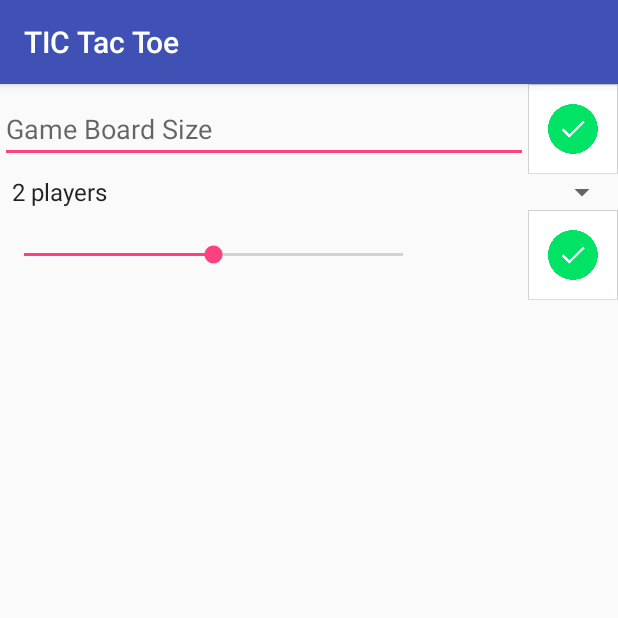
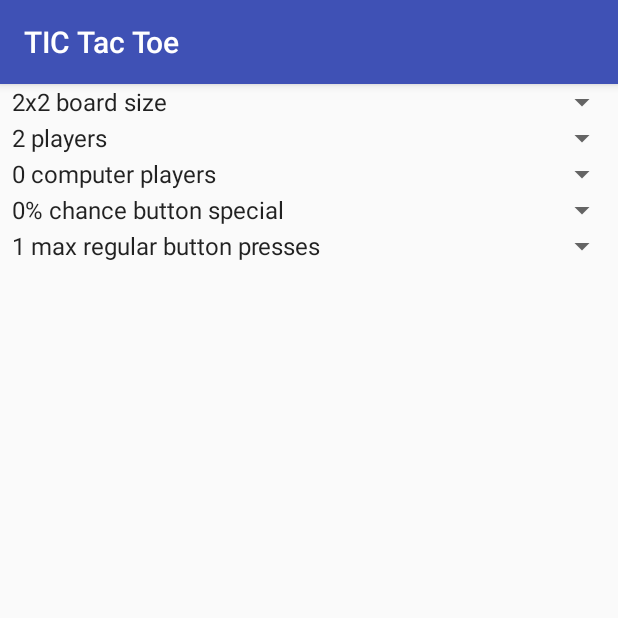
Before and after one commit to binyamin5555/SuperTicTacToe, an Android app: the SettingsActivity screen opened directly, with no data from a screen before it, on a phone screen of 412 x 824 dp, the top half of it. Run offline under Robolectric (Android 15) with nearby library versions, the phone set to English and light mode, and no system bars.

Commit message:
Moved game variables to cache saving

```diff
--- a/TICTacToe/app/src/main/java/com/example/madmon/tictactoe/GameSettings.java
+++ b/TICTacToe/app/src/main/java/com/example/madmon/tictactoe/GameSettings.java
@@ -10,18 +10,59 @@ import android.preference.PreferenceManager;
 
 public class GameSettings {
 
+    //save names
+    public static final String SHARED_PREFS_BOARD_SIZE = "SHARED_PREFS_BOARD_SIZE";
     public static final String SHARED_PREFS_PLAYERS_NUM_SELECTED = "SHARED_PREFS_PLAYERS_NUM_SELECTED";
+    public static final String SHARED_PREFS_COMP_PLAYERS_NUM = "SHARED_PREFS_COMP_PLAYERS_NUM";
+    public static final String SHARED_PREFS_MAGIC_BUTTON_CHANCE = "SHARED_PREFS_MAGIC_BUTTON_CHANCE";
+    public static final String SHARED_PREFS_MAGIC_BUTTON_PRESS_LIMIT = "SHARED_PREFS_MAGIC_BUTTON_PRESS_LIMIT";
 
 
 
-    public static final int DEFAULT_FAME_DIM = 3;
+    //defaults
+    public static final int DEFAULT_GAME_DIM = 3;
     public static final int DEFAULT_PERSISTANT_PERCENTAGE = 50;
+
     public static final int MIN_NUMBER_OF_PLAYERS = 2;
 
-    public static int gameDim = DEFAULT_FAME_DIM;
-    public static int persistantTileAppearancePercentage = DEFAULT_PERSISTANT_PERCENTAGE;
+    public static final int MIN_BOARD_SIZE = 2;
+    public static final int MAX_GAME_SIZE = 6;
+
+    public static final int MIN_COMP_PLAYERS = 0;
+
+    public static final int MIN_MAGIC_BUTTON_CHANCE = 0;
+    public static final int MAX_MAGIC_BUTTON_CHANCE = 100;
+    public static final int INTERVAL_MAGIC_BUTTON_CHANCE = 10;
+
+
+    public static final int MIN_MAGIC_BUTTON_PRESS_LIMIT = 1;
+    public static final int MAX_MAGIC_BUTTON_PRESS_LIMIT = 10;
+
 
     public static SharedPreferences getSharedPreferences(Context context){
         return PreferenceManager.getDefaultSharedPreferences(context.getApplicationContext());
     }
+
+    public static int getBoardSize(Context context) {
+        SharedPreferences sharedPreferences = getSharedPreferences(context);
+        return sharedPreferences.getInt(GameSettings.SHARED_PREFS_BOARD_SIZE , GameSettings.MIN_BOARD_SIZE);
+    }
+    public static int getNumOfPlayer(Context context) {
+        SharedPreferences sharedPreferences = getSharedPreferences(context);
+        return sharedPreferences.getInt(GameSettings.SHARED_PREFS_PLAYERS_NUM_SELECTED , GameSettings.DEFAULT_GAME_DIM);
+    }
+    public static int getNumOfCompPlayers(Context context) {
+        SharedPreferences sharedPreferences = getSharedPreferences(context);
+        return sharedPreferences.getInt(GameSettings.SHARED_PREFS_COMP_PLAYERS_NUM , GameSettings.MIN_COMP_PLAYERS);
+    }
+    public static int getChanceForMagic(Context context) {
+        SharedPreferences sharedPreferences = getSharedPreferences(context);
+        return sharedPreferences.getInt(GameSettings.SHARED_PREFS_MAGIC_BUTTON_CHANCE , GameSettings.MIN_MAGIC_BUTTON_CHANCE);
+    }
+    public static int getMagicPressLimit(Context context) {
+        SharedPreferences sharedPreferences = getSharedPreferences(context);
+        return sharedPreferences.getInt(GameSettings.SHARED_PREFS_MAGIC_BUTTON_PRESS_LIMIT , GameSettings.MIN_MAGIC_BUTTON_PRESS_LIMIT);
+    }
+
+
 }
--- a/TICTacToe/app/src/main/java/com/example/madmon/tictactoe/PlayerTurn.java
+++ b/TICTacToe/app/src/main/java/com/example/madmon/tictactoe/PlayerTurn.java
@@ -6,8 +6,6 @@ import android.content.SharedPreferences;
 import android.graphics.Color;
 import android.graphics.PorterDuff;
 import android.graphics.drawable.Drawable;
-
-import static com.example.madmon.tictactoe.GameSettings.SHARED_PREFS_PLAYERS_NUM_SELECTED;
 
 /**
  * Created by madmon on 28/05/2017.
--- a/TICTacToe/app/src/main/java/com/example/madmon/tictactoe/PlayerVisualView.java
+++ b/TICTacToe/app/src/main/java/com/example/madmon/tictactoe/PlayerVisualView.java
@@ -18,7 +18,7 @@ import java.util.LinkedList;
 
 public class PlayerVisualView extends LinearLayout {
 
-    private static final int RESCALED_BITMAP_SIZE = 100;
+    private static final int RESCALED_BITMAP_SIZE = 200;
 
     public static LinkedList<PlayerVisualView> allMadeViews = new LinkedList<>();
     public PlayerTurn ownTurn;
--- a/TICTacToe/app/src/main/java/com/example/madmon/tictactoe/SettingsActivity.java
+++ b/TICTacToe/app/src/main/java/com/example/madmon/tictactoe/SettingsActivity.java
@@ -1,8 +1,6 @@
 package com.example.madmon.tictactoe;
 
-import android.content.Context;
 import android.content.SharedPreferences;
-import android.preference.PreferenceManager;
 import android.support.v7.app.AppCompatActivity;
 import android.os.Bundle;
 import android.util.Log;
@@ -18,69 +16,105 @@ import android.widget.Toast;
 import java.util.LinkedList;
 import java.util.List;
 
-import static com.example.madmon.tictactoe.GameSettings.SHARED_PREFS_PLAYERS_NUM_SELECTED;
 
 public class SettingsActivity extends AppCompatActivity implements AdapterView.OnItemSelectedListener {
 
-    MagicRandomalitySettings magicRandomalitySettings;
+    Spinner boardSizeSpinner;
     Spinner numOfPlayersSpinner;
+    Spinner computerPlayersSpinner;
+    Spinner magicButtonChanceSpinner;
+    Spinner maxPressLimitSpinner;
 
     @Override
     protected void onCreate(Bundle savedInstanceState) {
         super.onCreate(savedInstanceState);
         setContentView(R.layout.activity_settings);
 
-        SeekBar sb = (SeekBar)findViewById(R.id.magicRandomalitySeek);
-        TextView tv = (TextView) findViewById(R.id.randomalityDisplayText);
-        magicRandomalitySettings = new MagicRandomalitySettings(sb , tv);
-        numOfPlayersSpinner = (Spinner) findViewById(R.id.spinnerPlayers);
+        boardSizeSpinner = (Spinner) findViewById(R.id.spinnerBoardSize);
+        numOfPlayersSpinner = (Spinner) findViewById(R.id.spinnerAllPlayers);
+        computerPlayersSpinner = (Spinner) findViewById(R.id.spinnerComputerPlayers);
+        magicButtonChanceSpinner = (Spinner) findViewById(R.id.spinnerSpecialButtons);
+        maxPressLimitSpinner = (Spinner) findViewById(R.id.spinnerPressLimit);
 
-        List<String> list = new LinkedList<>();
-        for(int i = 1 ; i < PlayerTurn.values().length ; i++) { //2 players and above
-            list.add("" + (i+1) + " players");
-        }
-        ArrayAdapter<String> dataAdapter = new ArrayAdapter<String>(this, android.R.layout.simple_spinner_item, list);
-        dataAdapter.setDropDownViewResource(android.R.layout.simple_spinner_dropdown_item);
-        numOfPlayersSpinner.setAdapter(dataAdapter);
-        numOfPlayersSpinner.setOnItemSelectedListener(this);
+        setBoardSize();
+        setNumOfPlayers();
+        setComputerPlayers();
+        setMagicButtonChance();
+        setMaxPressLimit();
 
 
 
 //        SharedPreferences sharedPref = getPreferences(Context.MODE_PRIVATE);
         SharedPreferences sharedPref = GameSettings.getSharedPreferences(this);
 
-        if(sharedPref.contains(SHARED_PREFS_PLAYERS_NUM_SELECTED)) {
-            int indexOfItem = sharedPref.getInt(SHARED_PREFS_PLAYERS_NUM_SELECTED , 0) - GameSettings.MIN_NUMBER_OF_PLAYERS;
+        if(sharedPref.contains(GameSettings.SHARED_PREFS_BOARD_SIZE)) {
+            int indexOfItem = sharedPref.getInt(GameSettings.SHARED_PREFS_BOARD_SIZE , 0) - GameSettings.MIN_BOARD_SIZE;
+            boardSizeSpinner.setSelection(indexOfItem);
+        }
+        if(sharedPref.contains(GameSettings.SHARED_PREFS_PLAYERS_NUM_SELECTED)) {
+            int indexOfItem = sharedPref.getInt(GameSettings.SHARED_PREFS_PLAYERS_NUM_SELECTED , 0) - GameSettings.MIN_NUMBER_OF_PLAYERS;
             numOfPlayersSpinner.setSelection(indexOfItem);
+        }
+        if(sharedPref.contains(GameSettings.SHARED_PREFS_COMP_PLAYERS_NUM)) {
+            int indexOfItem = sharedPref.getInt(GameSettings.SHARED_PREFS_COMP_PLAYERS_NUM , 0) - GameSettings.MIN_COMP_PLAYERS;
+            computerPlayersSpinner.setSelection(indexOfItem);
+        }
+        if(sharedPref.contains(GameSettings.SHARED_PREFS_MAGIC_BUTTON_CHANCE)) {
+            int indexOfItem = (sharedPref.getInt(GameSettings.SHARED_PREFS_MAGIC_BUTTON_CHANCE , 0) - GameSettings.MIN_MAGIC_BUTTON_CHANCE) / GameSettings.INTERVAL_MAGIC_BUTTON_CHANCE;
+            magicButtonChanceSpinner.setSelection(indexOfItem);
+        }
+        if(sharedPref.contains(GameSettings.SHARED_PREFS_MAGIC_BUTTON_PRESS_LIMIT)) {
+            int indexOfItem = sharedPref.getInt(GameSettings.SHARED_PREFS_MAGIC_BUTTON_PRESS_LIMIT , 0) - GameSettings.MIN_MAGIC_BUTTON_PRESS_LIMIT;
+            maxPressLimitSpinner.setSelection(indexOfItem);
         }
 
     }
 
-    public void confirmSetting(View v){
-        switch(v.getId()) {
-            case R.id.bordSizeConfirm:
-                EditText et = (EditText)findViewById(R.id.gameSizeEditText);
-                String infoToUpdate  = et.getText().toString();
-                int val = GameSettings.DEFAULT_FAME_DIM;    //if illegal value, put default
+    private void setBoardSize() {
+        List<String> list = new LinkedList<>();
+        for(int i = GameSettings.MIN_BOARD_SIZE; i <= GameSettings.MAX_GAME_SIZE ; i++) {
+            list.add("" + i + "x" + i + " board size");
+        }
+        placeListInSpinner(list , boardSizeSpinner);
 
-                if(infoToUpdate != null && infoToUpdate != "" && val != 0)
-                    val = Integer.valueOf(infoToUpdate);
+    }
+    private void setNumOfPlayers() {
+        List<String> list = new LinkedList<>();
+        for(int i = 1 ; i < PlayerTurn.values().length ; i++) { //2 players and above
+            list.add("" + (i+1) + " players");
+        }
+        placeListInSpinner(list , numOfPlayersSpinner);
+    }
+    private void setComputerPlayers() {
+        List<String> list = new LinkedList<>();
+        int currentNumOfPlayers = GameSettings.getNumOfPlayer(this);
+        for(int i = GameSettings.MIN_COMP_PLAYERS ; i <= currentNumOfPlayers ; i++) {
+            list.add("" + i + " computer players");
+        }
+        placeListInSpinner(list , computerPlayersSpinner);
 
-                GameSettings.gameDim = val;
-                et.setText("");
-
-                break;
-            case R.id.persistanceConfirm:
-                GameSettings.persistantTileAppearancePercentage = magicRandomalitySettings.getPersistance();
-                break;
+    }
+    private void setMagicButtonChance() {
+        List<String> list = new LinkedList<>();
+        for(int i = GameSettings.MIN_MAGIC_BUTTON_CHANCE ; i <= GameSettings.MAX_MAGIC_BUTTON_CHANCE ; i += GameSettings.INTERVAL_MAGIC_BUTTON_CHANCE) {
+            list.add("" + i + "% chance button special");
+        }
+        placeListInSpinner(list , magicButtonChanceSpinner);
+    }
+    private void setMaxPressLimit() {
+        List<String> list = new LinkedList<>();
+        for(int i = GameSettings.MIN_MAGIC_BUTTON_PRESS_LIMIT ; i <= GameSettings.MAX_MAGIC_BUTTON_PRESS_LIMIT ; i++) {
+            list.add("" + i + " max regular button presses");
+        }
+        placeListInSpinner(list , maxPressLimitSpinner);
+    }
 
 
-            default:
-                Log.e("switch problem" , "should not have reached deafualt");
-        }
-
-
-        Toast.makeText(this , "updated information" , Toast.LENGTH_SHORT).show();
+    private void placeListInSpinner(List list , Spinner spinner) {
+        ArrayAdapter<String> dataAdapter = new ArrayAdapter<String>(this, android.R.layout.simple_spinner_item, list);
+        dataAdapter.setDropDownViewResource(android.R.layout.simple_spinner_dropdown_item);
+        spinner.setAdapter(dataAdapter);
+        spinner.setOnItemSelectedListener(this);
     }
 
 
@@ -90,8 +124,20 @@ public class SettingsActivity extends AppCompatActivity implements AdapterView.O
         SharedPreferences sharedPref = GameSettings.getSharedPreferences(this);
         SharedPreferences.Editor editor = sharedPref.edit();
 
+        if(parent.equals(boardSizeSpinner)) {
+            editor.putInt(GameSettings.SHARED_PREFS_BOARD_SIZE , position + GameSettings.MIN_BOARD_SIZE);
+        }
         if(parent.equals(numOfPlayersSpinner)) {
             editor.putInt(GameSettings.SHARED_PREFS_PLAYERS_NUM_SELECTED , position + GameSettings.MIN_NUMBER_OF_PLAYERS);
+        }
+        if(parent.equals(computerPlayersSpinner)) {
+            editor.putInt(GameSettings.SHARED_PREFS_COMP_PLAYERS_NUM , position + GameSettings.MIN_COMP_PLAYERS);
+        }
+        if(parent.equals(magicButtonChanceSpinner)) {
+            editor.putInt(GameSettings.SHARED_PREFS_MAGIC_BUTTON_CHANCE , (position + GameSettings.MIN_MAGIC_BUTTON_CHANCE) * GameSettings.INTERVAL_MAGIC_BUTTON_CHANCE);
+        }
+        if(parent.equals(maxPressLimitSpinner)) {
+            editor.putInt(GameSettings.SHARED_PREFS_MAGIC_BUTTON_PRESS_LIMIT , position + GameSettings.MIN_MAGIC_BUTTON_PRESS_LIMIT);
         }
 
         editor.commit();
--- a/TICTacToe/app/src/main/java/com/example/madmon/tictactoe/SinglePlayerActivity.java
+++ b/TICTacToe/app/src/main/java/com/example/madmon/tictactoe/SinglePlayerActivity.java
@@ -20,8 +20,8 @@ public class SinglePlayerActivity extends GameActivity {
     protected void onCreate(Bundle savedInstanceState) {
         super.onCreate(savedInstanceState);
         sharedPreferences = GameSettings.getSharedPreferences(this);
-        numOfComputerPlayers = Math.min(numOfPlayers ,3);
-//        numOfComputerPlayers = Math.min(numOfPlayers , sharedPreferences.getInt(GameSettings.SHARED_PREFS_PLAYERS_NUM_SELECTED , GameSettings.DEFAULT_FAME_DIM));
+        numOfComputerPlayers = Math.min(numOfPlayers ,numOfCompPlayers);
+//        numOfComputerPlayers = Math.min(numOfPlayers , sharedPreferences.getInt(GameSettings.SHARED_PREFS_PLAYERS_NUM_SELECTED , GameSettings.DEFAULT_GAME_DIM));
 
         boolean[] isComputerPlayer = new boolean[numOfPlayers];
         for(int i = 0 ; i < numOfComputerPlayers ; i++) {
--- a/TICTacToe/app/src/main/res/layout/activity_settings.xml
+++ b/TICTacToe/app/src/main/res/layout/activity_settings.xml
@@ -14,82 +14,40 @@
         android:layout_width="match_parent"
         android:layout_height="match_parent"
         android:layout_alignParentTop="true"
-        android:layout_alignParentRight="true"
-        android:layout_alignParentEnd="true">
+        android:layout_alignParentLeft="true"
+        android:layout_alignParentStart="true">
 
         <LinearLayout
             android:layout_width="match_parent"
             android:layout_height="wrap_content"
             android:orientation="vertical" >
 
-            <LinearLayout
-                android:orientation="horizontal"
+            <Spinner
+                android:id="@+id/spinnerBoardSize"
                 android:layout_width="match_parent"
-                android:layout_height="match_parent">
+                android:layout_height="wrap_content"
+                android:layout_weight="1" />
 
-                <EditText
-                    android:hint="Game Board Size"
-                    android:layout_width="wrap_content"
-                    android:layout_height="wrap_content"
-                    android:layout_gravity="center_vertical"
-                    android:inputType="number"
-                    android:id="@+id/gameSizeEditText"
-                    android:layout_weight="1" />
+            <Spinner
+                android:id="@+id/spinnerAllPlayers"
+                android:layout_width="match_parent"
+                android:layout_height="wrap_content"
+                android:layout_weight="1" />
 
-                <ImageButton
-                    android:layout_width="60dp"
-                    android:layout_height="60dp"
-                    android:layout_gravity="center_vertical"
-                    android:id="@+id/bordSizeConfirm"
-                    android:onClick="confirmSetting"
-                    android:background="@drawable/confirmation" />
+            <Spinner
+                android:id="@+id/spinnerComputerPlayers"
+                android:layout_width="match_parent"
+                android:layout_height="wrap_content" />
 
-            </LinearLayout>
+            <Spinner
+                android:id="@+id/spinnerSpecialButtons"
+                android:layout_width="match_parent"
+                android:layout_height="wrap_content" />
 
-            <LinearLayout
-                android:orientation="horizontal"
+            <Spinner
+                android:id="@+id/spinnerPressLimit"
                 android:layout_width="match_parent"
-                android:layout_height="match_parent">
-
-                <Spinner
-                    android:id="@+id/spinnerPlayers"
-                    android:layout_width="match_parent"
-                    android:layout_height="wrap_content"
-                    android:layout_weight="1" />
-
-
-            </LinearLayout>
-
-            <LinearLayout
-                android:orientation="horizontal"
-                android:layout_width="match_parent"
-                android:layout_height="match_parent">
-
-                <SeekBar
-                    android:layout_width="match_parent"
-                    android:layout_height="wrap_content"
-                    android:layout_gravity="center_vertical"
-                    android:id="@+id/magicRandomalitySeek"
-                    android:progress="@integer/defaultPersistanceChance"
-                    android:layout_weight="1"
-                    />
-
-                <TextView
-                    android:layout_width="67dp"
-                    android:layout_height="wrap_content"
-                    android:layout_gravity="center_vertical"
-                    android:text=""
-                    android:id="@+id/randomalityDisplayText"
-                    />
-
-                <ImageButton
-                    android:layout_width="60dp"
-                    android:layout_height="60dp"
-                    android:id="@+id/persistanceConfirm"
-                    android:onClick="confirmSetting"
-                    android:background="@drawable/confirmation" />
-
-            </LinearLayout>
+                android:layout_height="wrap_content" />
 
 
         </LinearLayout>
```
Also changed, not shown: TICTacToe/app/src/main/java/com/example/madmon/tictactoe/EndGame.java (+7 -1 lines), TICTacToe/app/src/main/java/com/example/madmon/tictactoe/GameActivity.java (+26 -20 lines).
